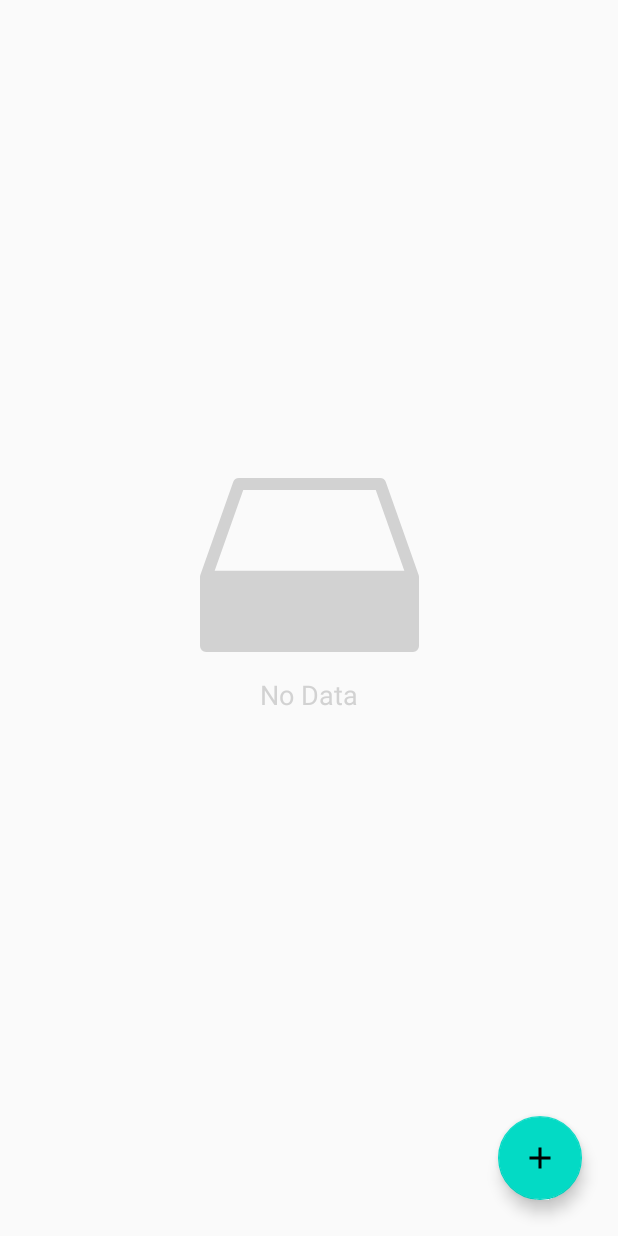
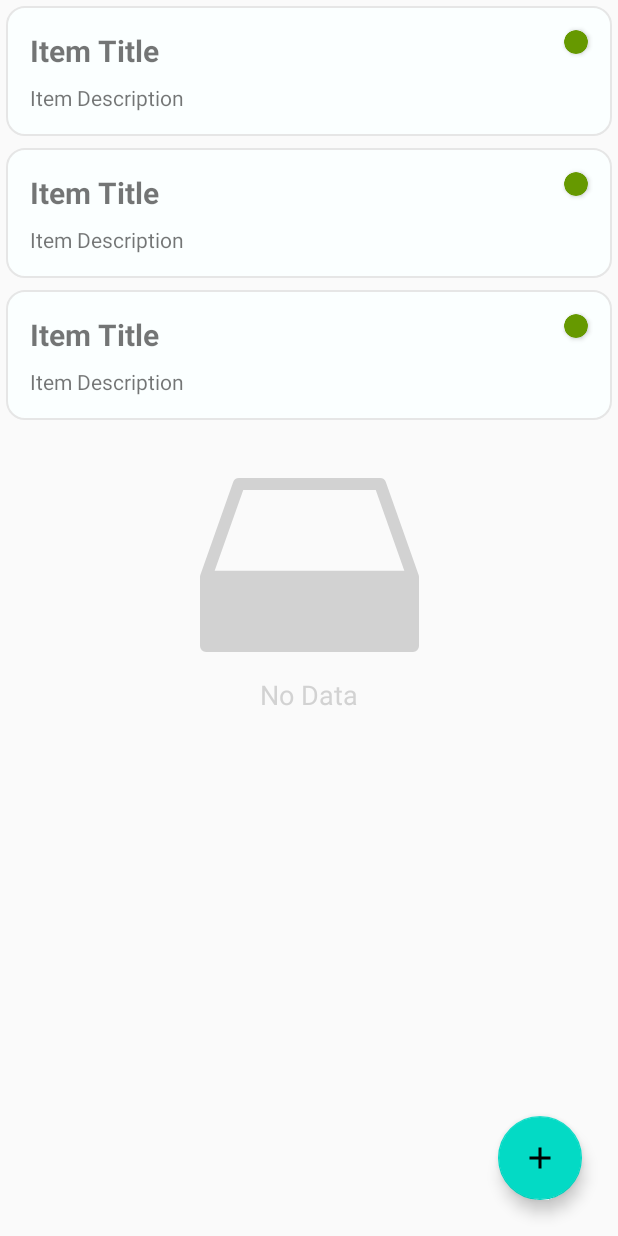
Before and after one commit to mustaphaattah/ToDo-List-App, an Android app: the layout fragment_home.xml on its own in the app's theme, with its tools: preview values and no code run, on a phone screen of 412 x 824 dp. Run offline under Robolectric (Android 15) with nearby library versions, the phone set to English and light mode, and no system bars.

```diff
--- a/app/src/main/java/com/mtah/todolist/fragments/AddFragment.kt
+++ b/app/src/main/java/com/mtah/todolist/fragments/AddFragment.kt
@@ -50,7 +50,7 @@ class AddFragment : Fragment() {
         val description = description_et.text.toString()
 
         if (sharedViewModel.isValidData(title, description)){
-            val newTask = ToDo(title, sharedViewModel.getPriority(priority),description)
+            val newTask = ToDo(0, title, sharedViewModel.getPriority(priority),description)
             viewModel.insert(newTask)
             Toast.makeText(requireContext(), "New task added!", Toast.LENGTH_SHORT).show()
             findNavController().navigate(R.id.action_addFragment_to_homeFragment)
--- a/app/src/main/res/layout/fragment_home.xml
+++ b/app/src/main/res/layout/fragment_home.xml
@@ -1,33 +1,43 @@
 <?xml version="1.0" encoding="utf-8"?>
 <androidx.constraintlayout.widget.ConstraintLayout
         xmlns:android="http://schemas.android.com/apk/res/android"
-        xmlns:app="http://schemas.android.com/apk/res-auto" xmlns:tools="http://schemas.android.com/tools"
+        xmlns:app="http://schemas.android.com/apk/res-auto"
+        xmlns:tools="http://schemas.android.com/tools"
         android:layout_width="match_parent"
         android:layout_height="match_parent"
         android:id="@+id/homeLayout"
         tools:context=".fragments.HomeFragment">
 
     <androidx.recyclerview.widget.RecyclerView
-            android:layout_width="match_parent"
-            android:layout_height="match_parent"
+            android:layout_width="0dp"
+            android:layout_height="0dp"
             android:id="@+id/todo_recyclerview"
-            app:layout_constraintTop_toTopOf="parent" app:layout_constraintEnd_toEndOf="parent"
-            app:layout_constraintBottom_toBottomOf="parent" app:layout_constraintStart_toStartOf="parent"/>
+            android:foregroundGravity="top"
+            tools:listitem="@layout/layout_row"
+            app:layout_constraintTop_toTopOf="parent"
+            app:layout_constraintEnd_toEndOf="parent"
+            app:layout_constraintBottom_toBottomOf="parent"
+            app:layout_constraintStart_toStartOf="parent"/>
     <com.google.android.material.floatingactionbutton.FloatingActionButton
             android:src="@drawable/ic_add"
             android:layout_width="wrap_content"
             android:layout_height="wrap_content"
             android:clickable="true" android:id="@+id/floatingActionButton"
-            app:layout_constraintEnd_toEndOf="parent" app:layout_constraintBottom_toBottomOf="parent"
+            app:layout_constraintEnd_toEndOf="parent"
+            app:layout_constraintBottom_toBottomOf="parent"
             android:layout_marginEnd="24dp" android:layout_marginBottom="24dp"
             android:focusable="true" android:tint="@android:color/black"/>
+
     <ImageView
             android:src="@drawable/ic_no_data"
             android:layout_width="wrap_content"
-            android:layout_height="wrap_content" app:layout_constraintTop_toTopOf="parent"
-            app:layout_constraintStart_toStartOf="parent" app:layout_constraintBottom_toBottomOf="parent"
+            android:layout_height="wrap_content"
+            app:layout_constraintTop_toTopOf="parent"
+            app:layout_constraintStart_toStartOf="parent"
+            app:layout_constraintBottom_toBottomOf="parent"
             app:layout_constraintEnd_toEndOf="parent" android:id="@+id/imageView" android:alpha="0.5"
-            app:layout_constraintVertical_bias="0.45" android:contentDescription="@string/no_data_image_description"/>
+            app:layout_constraintVertical_bias="0.45"
+            android:contentDescription="@string/no_data_image_description"/>
     <TextView
             android:text="@string/no_data_text"
             android:layout_width="wrap_content"
--- a/app/src/main/res/layout/layout_row.xml
+++ b/app/src/main/res/layout/layout_row.xml
@@ -1,7 +1,7 @@
 <?xml version="1.0" encoding="utf-8"?>
 <androidx.constraintlayout.widget.ConstraintLayout xmlns:android="http://schemas.android.com/apk/res/android"
                                                    android:layout_width="match_parent"
-                                                   android:layout_height="match_parent"
+                                                   android:layout_height="wrap_content"
                                                    xmlns:app="http://schemas.android.com/apk/res-auto"
                                                    android:layout_margin="4dp">
 
@@ -9,9 +9,9 @@
                                                        android:layout_height="wrap_content"
                                                        android:id="@+id/row_bg"
                                                        android:background="@drawable/item_bg"
+
                                                        app:layout_constraintTop_toTopOf="parent"
                                                        app:layout_constraintEnd_toEndOf="parent"
-                                                       app:layout_constraintBottom_toBottomOf="parent"
                                                        app:layout_constraintStart_toStartOf="parent"  >
 
 
--- a/app/src/main/res/navigation/app_nav.xml
+++ b/app/src/main/res/navigation/app_nav.xml
@@ -24,5 +24,6 @@
               android:label="@string/update_fragment_label" tools:layout="@layout/fragment_update">
         <action android:id="@+id/action_updateFragment_to_homeFragment" app:destination="@id/homeFragment"
                 app:enterAnim="@anim/from_right" app:exitAnim="@anim/to_left"/>
+        <argument android:name="todoItem" app:argType="com.mtah.todolist.backend.models.ToDo"/>
     </fragment>
 </navigation>
--- a/build.gradle
+++ b/build.gradle
@@ -10,6 +10,7 @@ buildscript {
     dependencies {
         classpath 'com.android.tools.build:gradle:3.6.4'
         classpath "org.jetbrains.kotlin:kotlin-gradle-plugin:$kotlin_version"
+        classpath "android.arch.navigation:navigation-safe-args-gradle-plugin:1.0.0"
 
         // NOTE: Do not place your application dependencies here; they belong
         // in the individual module build.gradle files
```
Also changed, not shown: app/build.gradle (+5 -4 lines), app/src/main/java/com/mtah/todolist/backend/models/ToDo.kt (+6 -4 lines), app/src/main/java/com/mtah/todolist/fragments/HomeFragment.kt (+15 -3 lines), app/src/main/java/com/mtah/todolist/fragments/ToDoAdapter.kt (+44 -11 lines), app/src/main/java/com/mtah/todolist/fragments/UpdateFragment.kt (+16 -1 lines).
